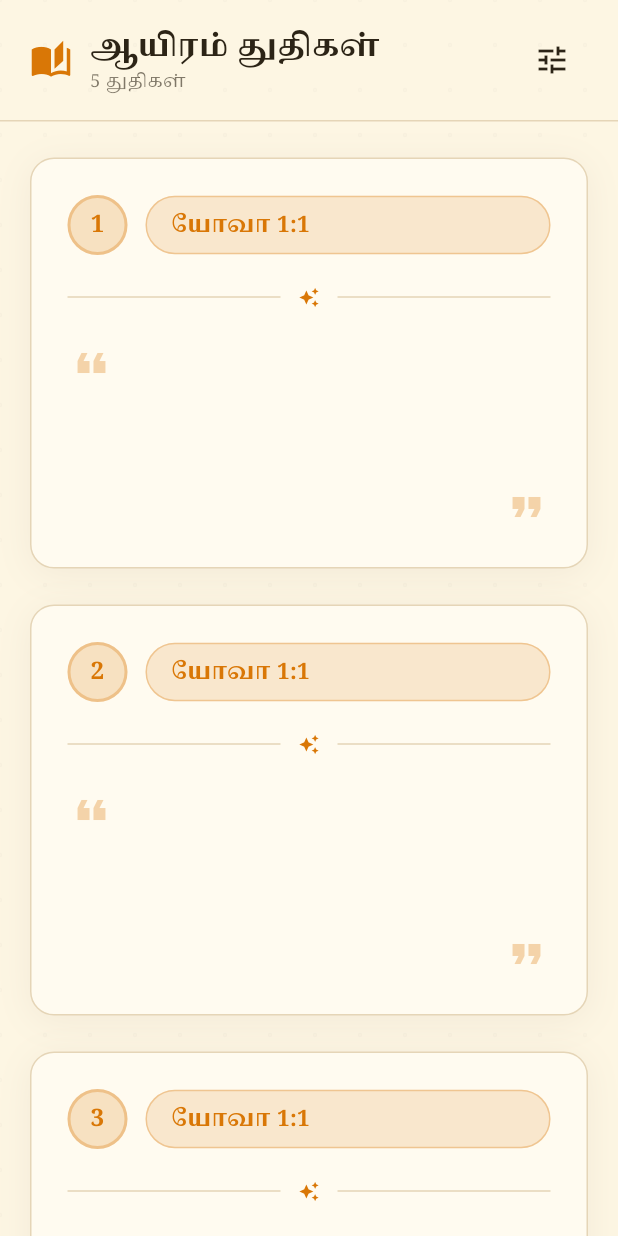
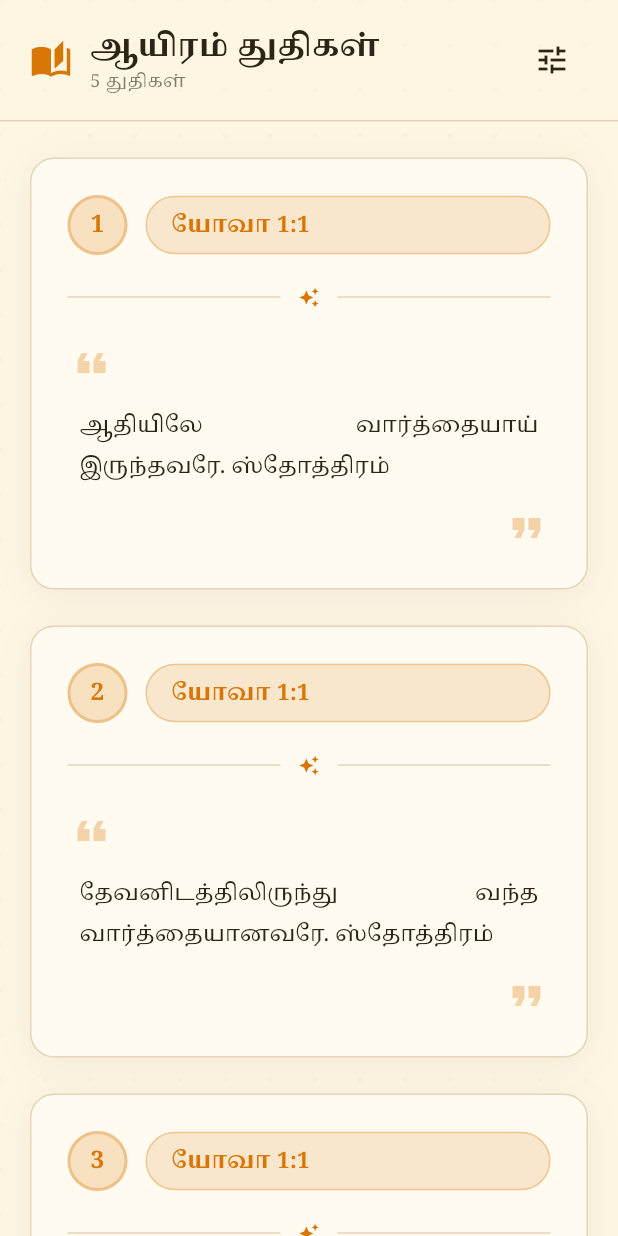
Before and after one commit to johnwesly08/thousand_praises, a Flutter app: the screen it shows after launch, on a phone screen of 412 x 824 dp. Run offline on Flutter 3.47's test engine with Material 3 defaults, Android fonts, the phone set to English and light mode, and no system bars; our stand-ins replace google_fonts.

Commit message:
Updated to latest version and bug fixed

```diff
--- a/lib/main.dart
+++ b/lib/main.dart
@@ -36,7 +36,7 @@ class _PraiseReaderScreenState extends State<PraiseReaderScreen> with TickerProv
   bool _isLoading = true;
 
   // Settings
-  double _fontSize = 22.0;
+  double _fontSize = 15.0;
   bool _isDarkMode = false;
   double _lineSpacing = 1.8;
   bool _showSettings = false;
@@ -321,6 +321,7 @@ class _PraiseReaderScreenState extends State<PraiseReaderScreen> with TickerProv
             child: RichText(
               textAlign: TextAlign.justify,
               text: TextSpan(
+                text: _praises[index]['praise'] ?? 'Praise Missing',
                 style: GoogleFonts.notoSerifTamil(
                   fontSize: _fontSize,
                   height: _lineSpacing,
--- a/pubspec.yaml
+++ b/pubspec.yaml
@@ -62,6 +62,8 @@ flutter:
 
   fonts:
     - family: NotoSerifTamil
+      fonts:
+        - asset: assets/fonts/NotoSerifTamil.ttf
 
 
   # To add assets to your application, add an assets section, like this:
```
Also changed, not shown: assets/fonts/NotoSerifTamil.ttf (added), pubspec.lock. Lines whose indentation alone changed are shown as unchanged.
